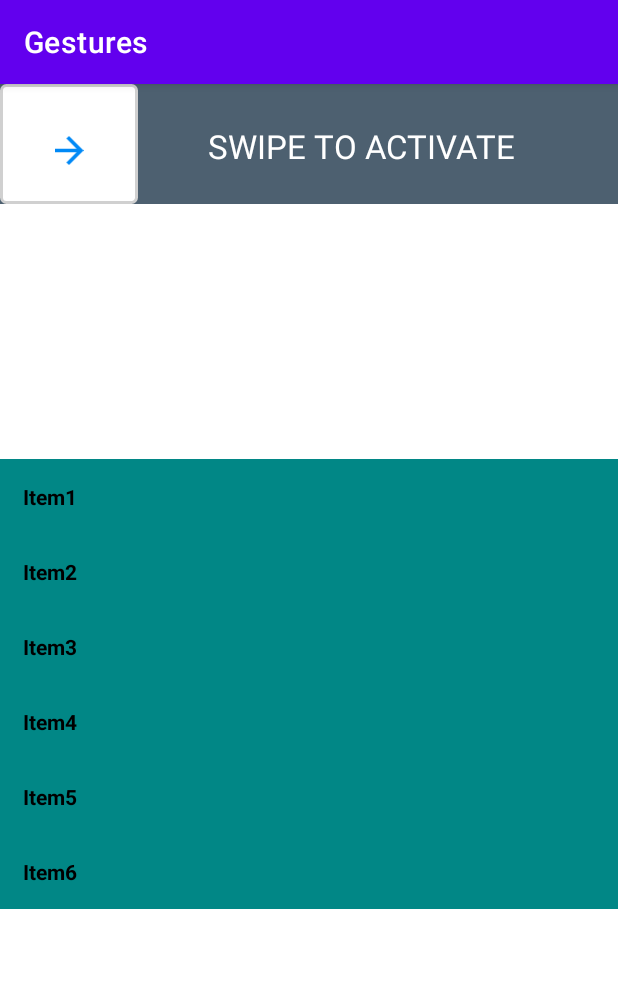
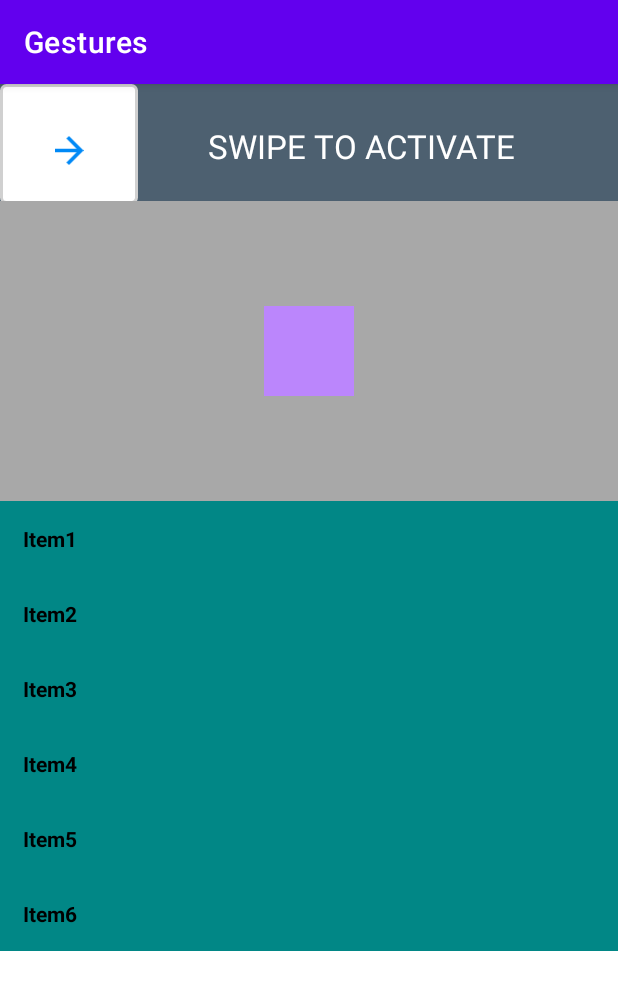
Before and after one commit to BrandonQuintanilla/GesturesViewsExamples, an Android app: the screen it shows after launch (MainActivity), on a phone screen of 412 x 824 dp. Shown: the top 990 px of the screen. Run offline under Robolectric (Android 15) with nearby library versions, the phone set to English and light mode, and no system bars.

Commit message:
Displaying custom views

```diff
--- a/app/src/main/res/layout/activity_main.xml
+++ b/app/src/main/res/layout/activity_main.xml
@@ -6,10 +6,11 @@
     android:layout_height="match_parent"
     tools:context=".MainActivity">
 
-    <FrameLayout
+    <androidx.appcompat.widget.LinearLayoutCompat
         android:id="@+id/drag_frame"
         android:layout_width="match_parent"
-        android:layout_height="250dp"
+        android:layout_height="wrap_content"
+        android:orientation="vertical"
         app:layout_constraintEnd_toEndOf="parent"
         app:layout_constraintStart_toStartOf="parent"
         app:layout_constraintTop_toTopOf="parent">
@@ -36,6 +37,20 @@
             app:inner_text_left_padding="70dp"
             app:inner_text_size="22sp"
             app:inner_text_top_padding="27dp" />
+
+        <FrameLayout
+            android:layout_width="match_parent"
+            android:background="#A8A8A8"
+            android:layout_height="200dp">
+
+            <com.experimental.gestures.DraggableView
+                android:id="@+id/drag_view"
+                android:layout_width="60dp"
+                android:layout_height="60dp"
+                android:layout_gravity="center"
+                android:background="@color/purple_200" />
+        </FrameLayout>
+
         <!--
         <com.experimental.gestures.DraggableBouncingView
             android:id="@+id/drag_view"
@@ -51,7 +66,7 @@
                     android:layout_height="50dp"
                     android:background="@color/purple_200" />
                     -->
-    </FrameLayout>
+    </androidx.appcompat.widget.LinearLayoutCompat>
 
     <androidx.recyclerview.widget.RecyclerView
         android:id="@+id/rv_main"
```
